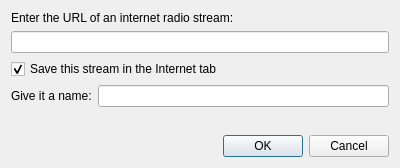
Before: the Qt Designer form src/ui/addstreamdialog.ui in clementine-player/Clementine, drawn with Qt 5.
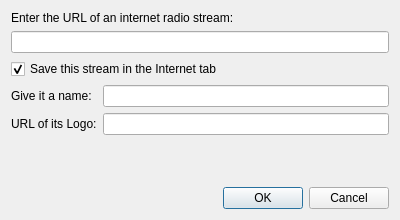
After: the same form once the commit is applied. Icons and pictures are not drawn.

Diff of the .ui file:
```diff
--- a/src/ui/addstreamdialog.ui
+++ b/src/ui/addstreamdialog.ui
@@ -7,7 +7,7 @@
     <x>0</x>
     <y>0</y>
     <width>400</width>
-    <height>168</height>
+    <height>220</height>
    </rect>
   </property>
   <property name="windowTitle">
@@ -39,21 +39,31 @@
     </widget>
    </item>
    <item>
-    <widget class="QWidget" name="name_container" native="true">
-     <layout class="QHBoxLayout" name="horizontalLayout">
+    <widget class="QWidget" name="details_container" native="true">
+     <layout class="QGridLayout" name="gridLayout">
       <property name="margin">
        <number>0</number>
       </property>
-      <item>
+      <item row="0" column="0">
        <widget class="QLabel" name="label_2">
         <property name="text">
          <string>Give it a name:</string>
         </property>
        </widget>
       </item>
-      <item>
+      <item row="0" column="1">
        <widget class="QLineEdit" name="name"/>
       </item>
+      <item row="1" column="0">
+       <widget class="QLabel" name="label_4">
+        <property name="text">
+         <string>URL of its Logo:</string>
+        </property>
+       </widget>
+      </item>
+      <item row="1" column="1">
+       <widget class="QLineEdit" name="url_logo"/>
+      </item>
      </layout>
     </widget>
    </item>
```
Left out of the diff: 2 changed lines with no effect on the pictures.
